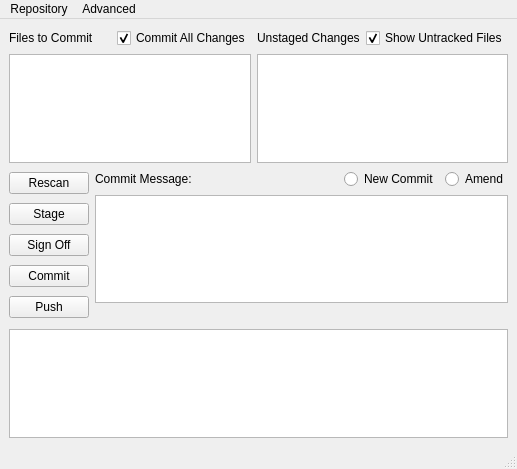
This is ui/ugitWindow.ui in git-cola/git-cola as Qt 5 draws it before an edit. The edited form follows.
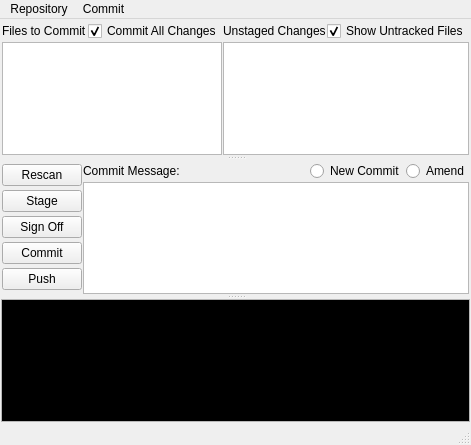
This is the edited form.

Diff of the .ui file:
```diff
--- a/ui/ugitWindow.ui
+++ b/ui/ugitWindow.ui
@@ -5,16 +5,25 @@
    <rect>
     <x>0</x>
     <y>0</y>
-    <width>517</width>
-    <height>469</height>
+    <width>461</width>
+    <height>445</height>
    </rect>
   </property>
   <property name="windowTitle" >
    <string>ugit</string>
   </property>
   <widget class="QWidget" name="centralwidget" >
-   <layout class="QVBoxLayout" >
+   <layout class="QHBoxLayout" >
     <item>
+     <widget class="QSplitter" name="splitter_2" >
+      <property name="orientation" >
+       <enum>Qt::Vertical</enum>
+      </property>
+      <widget class="QSplitter" name="splitter" >
+       <property name="orientation" >
+        <enum>Qt::Vertical</enum>
+       </property>
+       <widget class="QWidget" name="layoutWidget" >
      <layout class="QHBoxLayout" >
       <item>
        <layout class="QVBoxLayout" >
@@ -41,6 +50,12 @@
         </item>
         <item>
          <widget class="QListWidget" name="stagedList" >
+             <property name="font" >
+              <font>
+               <family>Monospace</family>
+               <pointsize>11</pointsize>
+              </font>
+             </property>
           <property name="selectionMode" >
            <enum>QAbstractItemView::ExtendedSelection</enum>
           </property>
@@ -79,6 +94,12 @@
         </item>
         <item>
          <widget class="QListWidget" name="unstagedList" >
+             <property name="font" >
+              <font>
+               <family>Monospace</family>
+               <pointsize>11</pointsize>
+              </font>
+             </property>
           <property name="selectionMode" >
            <enum>QAbstractItemView::ExtendedSelection</enum>
           </property>
@@ -93,8 +114,8 @@
        </layout>
       </item>
      </layout>
-    </item>
-    <item>
+       </widget>
+       <widget class="QWidget" name="layoutWidget" >
      <layout class="QHBoxLayout" >
       <item>
        <layout class="QVBoxLayout" >
@@ -110,6 +131,9 @@
           <property name="text" >
            <string>Stage</string>
           </property>
+             <property name="flat" >
+              <bool>false</bool>
+             </property>
          </widget>
         </item>
         <item>
@@ -178,29 +202,152 @@
         <item>
          <layout class="QVBoxLayout" >
           <item>
-           <widget class="QTextEdit" name="commitText" />
-          </item>
-          <item>
-           <spacer>
-            <property name="orientation" >
-             <enum>Qt::Horizontal</enum>
-            </property>
-            <property name="sizeHint" >
-             <size>
-              <width>431</width>
-              <height>20</height>
-             </size>
-            </property>
-           </spacer>
+              <widget class="QTextEdit" name="commitText" >
+               <property name="font" >
+                <font>
+                 <family>Monospace</family>
+                 <pointsize>12</pointsize>
+                </font>
+               </property>
+              </widget>
           </item>
          </layout>
         </item>
        </layout>
       </item>
      </layout>
-    </item>
-    <item>
-     <widget class="QTextEdit" name="displayText" />
+       </widget>
+      </widget>
+      <widget class="QTextEdit" name="displayText" >
+       <property name="palette" >
+        <palette>
+         <active>
+          <colorrole role="Text" >
+           <brush brushstyle="SolidPattern" >
+            <color alpha="255" >
+             <red>200</red>
+             <green>200</green>
+             <blue>200</blue>
+            </color>
+           </brush>
+          </colorrole>
+          <colorrole role="Base" >
+           <brush brushstyle="SolidPattern" >
+            <color alpha="255" >
+             <red>0</red>
+             <green>0</green>
+             <blue>0</blue>
+            </color>
+           </brush>
+          </colorrole>
+          <colorrole role="Highlight" >
+           <brush brushstyle="SolidPattern" >
+            <color alpha="255" >
+             <red>0</red>
+             <green>255</green>
+             <blue>0</blue>
+            </color>
+           </brush>
+          </colorrole>
+          <colorrole role="HighlightedText" >
+           <brush brushstyle="SolidPattern" >
+            <color alpha="255" >
+             <red>0</red>
+             <green>0</green>
+             <blue>0</blue>
+            </color>
+           </brush>
+          </colorrole>
+         </active>
+         <inactive>
+          <colorrole role="Text" >
+           <brush brushstyle="SolidPattern" >
+            <color alpha="255" >
+             <red>200</red>
+             <green>200</green>
+             <blue>200</blue>
+            </color>
+           </brush>
+          </colorrole>
+          <colorrole role="Base" >
+           <brush brushstyle="SolidPattern" >
+            <color alpha="255" >
+             <red>0</red>
+             <green>0</green>
+             <blue>0</blue>
+            </color>
+           </brush>
+          </colorrole>
+          <colorrole role="Highlight" >
+           <brush brushstyle="SolidPattern" >
+            <color alpha="255" >
+             <red>0</red>
+             <green>255</green>
+             <blue>0</blue>
+            </color>
+           </brush>
+          </colorrole>
+          <colorrole role="HighlightedText" >
+           <brush brushstyle="SolidPattern" >
+            <color alpha="255" >
+             <red>0</red>
+             <green>0</green>
+             <blue>0</blue>
+            </color>
+           </brush>
+          </colorrole>
+         </inactive>
+         <disabled>
+          <colorrole role="Text" >
+           <brush brushstyle="SolidPattern" >
+            <color alpha="255" >
+             <red>96</red>
+             <green>96</green>
+             <blue>96</blue>
+            </color>
+           </brush>
+          </colorrole>
+          <colorrole role="Base" >
+           <brush brushstyle="SolidPattern" >
+            <color alpha="255" >
+             <red>255</red>
+             <green>255</green>
+             <blue>255</blue>
+            </color>
+           </brush>
+          </colorrole>
+          <colorrole role="Highlight" >
+           <brush brushstyle="SolidPattern" >
+            <color alpha="255" >
+             <red>68</red>
+             <green>68</green>
+             <blue>68</blue>
+            </color>
+           </brush>
+          </colorrole>
+          <colorrole role="HighlightedText" >
+           <brush brushstyle="SolidPattern" >
+            <color alpha="255" >
+             <red>0</red>
+             <green>0</green>
+             <blue>0</blue>
+            </color>
+           </brush>
+          </colorrole>
+         </disabled>
+        </palette>
+       </property>
+       <property name="font" >
+        <font>
+         <family>Monospace</family>
+         <pointsize>10</pointsize>
+        </font>
+       </property>
+       <property name="readOnly" >
+        <bool>true</bool>
+       </property>
+      </widget>
+     </widget>
     </item>
    </layout>
   </widget>
@@ -209,11 +356,11 @@
     <rect>
      <x>0</x>
      <y>0</y>
-     <width>517</width>
+     <width>461</width>
      <height>26</height>
     </rect>
    </property>
-   <widget class="QMenu" name="menuRepo" >
+   <widget class="QMenu" name="menuRepository" >
     <property name="title" >
      <string>Repository</string>
     </property>
@@ -223,15 +370,15 @@
     <addaction name="visualizeCurrent" />
     <addaction name="visualizeAll" />
    </widget>
-   <widget class="QMenu" name="menuAdvanced" >
+   <widget class="QMenu" name="menuCommit" >
     <property name="title" >
-     <string>Advanced</string>
+     <string>Commit</string>
     </property>
     <addaction name="unstage" />
     <addaction name="rebase" />
    </widget>
-   <addaction name="menuRepo" />
-   <addaction name="menuAdvanced" />
+   <addaction name="menuRepository" />
+   <addaction name="menuCommit" />
   </widget>
   <widget class="QStatusBar" name="statusbar" />
   <action name="browseBranch" >
@@ -265,6 +412,7 @@
    </property>
   </action>
  </widget>
+ <layoutdefault spacing="1" margin="1" />
  <resources/>
  <connections/>
 </ui>
```
Left out of the diff: 51 changed lines with no effect on the pictures. Lines whose indentation alone changed are shown as unchanged.
